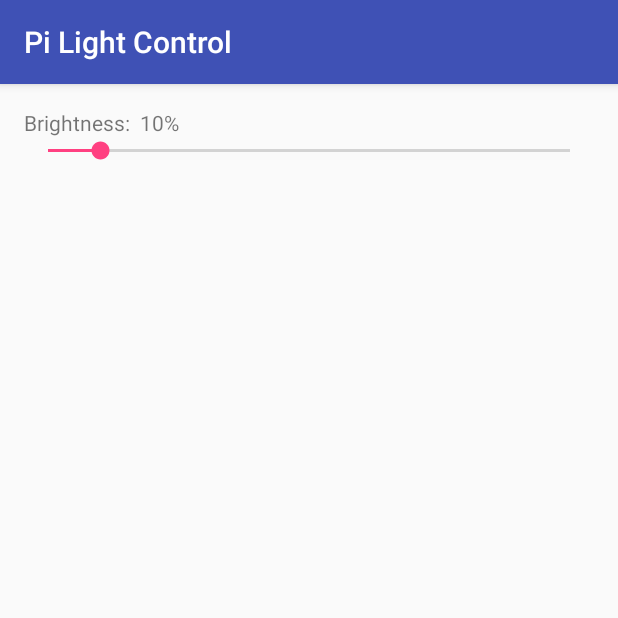
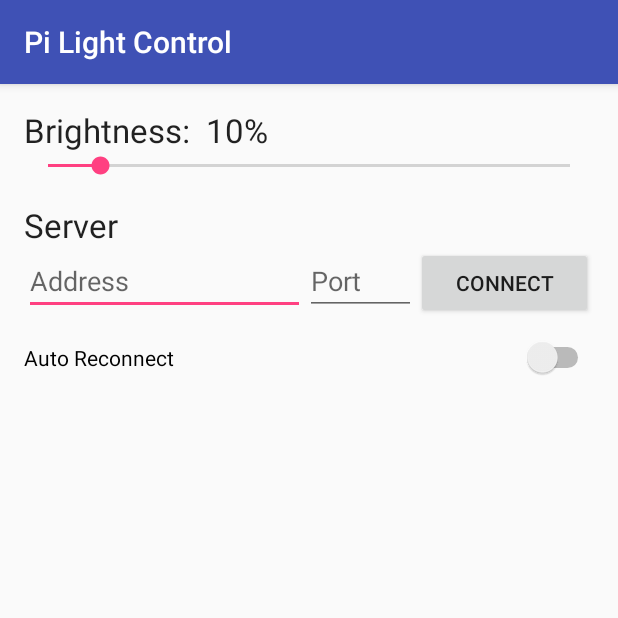
Before and after one commit to matthewlh/PiLightControl, an Android app: the screen it shows after launch (MainActivity), on a phone screen of 412 x 824 dp, the top half of it. Run offline under Robolectric (Android 15) with nearby library versions, the phone set to English and light mode, and no system bars.

Commit message:
Added basic server connection stuff to GUI.

```diff
--- a/app/src/main/java/matthew/pilightcontrol/MainActivity.java
+++ b/app/src/main/java/matthew/pilightcontrol/MainActivity.java
@@ -2,6 +2,9 @@ package matthew.pilightcontrol;
 
 import android.support.v7.app.AppCompatActivity;
 import android.os.Bundle;
+import android.view.View;
+import android.widget.Button;
+import android.widget.EditText;
 import android.widget.SeekBar;
 import android.widget.TextView;
 import android.widget.Toast;
@@ -12,14 +15,24 @@ public class MainActivity extends AppCompatActivity {
     private TextView brightnessTextView;
     private SeekBar brightnessSeekBar;
 
+    private EditText addressEditText;
+    private EditText portEditText;
+    private Button connectButton;
+    private boolean connected;
+
     @Override
     protected void onCreate(Bundle savedInstanceState) {
         super.onCreate(savedInstanceState);
         setContentView(R.layout.activity_main);
 
         //init variables
-        brightnessTextView = (TextView) findViewById(R.id.brightnessTextView);
-        brightnessSeekBar = (SeekBar) findViewById(R.id.brightnessSeekBar);
+        brightnessTextView  = (TextView) findViewById(R.id.brightnessTextView);
+        brightnessSeekBar   = (SeekBar)  findViewById(R.id.brightnessSeekBar);
+        addressEditText     = (EditText) findViewById(R.id.addressEditText);
+        portEditText        = (EditText) findViewById(R.id.portEditText);
+
+        connectButton = (Button) findViewById(R.id.connectButton);
+        connected = false;
 
         updateBrightnessTextView();
 
@@ -39,6 +52,25 @@ public class MainActivity extends AppCompatActivity {
 
     }
 
+    // respond to click event on connectButton
+    public void connectButtonOnClick(View view)
+    {
+        // respond to button press
+        connected = !connected;
+
+        // update button text and address fields
+        if(connected) {
+            connectButton.setText(R.string.Disconnect);
+            addressEditText.setEnabled(false);
+            portEditText.setEnabled(false);
+        }
+        else {
+            connectButton.setText(R.string.Connect);
+            addressEditText.setEnabled(true);
+            portEditText.setEnabled(true);
+        }
+    }
+
     // update the brightnessTextView based on brightnessSeekBar's value
     protected void updateBrightnessTextView()
     {
--- a/app/src/main/res/layout/activity_main.xml
+++ b/app/src/main/res/layout/activity_main.xml
@@ -14,7 +14,8 @@
         android:id="@+id/brightnessTextView"
         android:layout_width="match_parent"
         android:layout_height="wrap_content"
-        android:text="New Text"/>
+        android:textAppearance="?android:attr/textAppearanceLarge"
+        android:text="@string/Brightness"/>
 
     <SeekBar
         android:id="@+id/brightnessSeekBar"
@@ -25,5 +26,53 @@
         android:progress="10"
         android:max="100" />
 
+    <TextView
+        android:layout_width="wrap_content"
+        android:layout_height="wrap_content"
+        android:textAppearance="?android:attr/textAppearanceLarge"
+        android:text="@string/Server"
+        android:id="@+id/serverTextView" />
+
+    <LinearLayout
+        android:orientation="horizontal"
+        android:layout_width="match_parent"
+        android:layout_height="wrap_content">
+
+        <EditText
+            android:id="@+id/addressEditText"
+            android:layout_width="0dp"
+            android:layout_height="wrap_content"
+            android:inputType="textUri"
+            android:ems="10"
+            android:layout_weight="1.9"
+            android:hint="@string/Address"/>
+
+        <EditText
+            android:id="@+id/portEditText"
+            android:layout_width="0dp"
+            android:layout_height="wrap_content"
+            android:inputType="number"
+            android:ems="10"
+            android:layout_weight="0.75"
+            android:hint="@string/Port" />
+
+        <Button
+            android:layout_width="0dp"
+            android:layout_height="wrap_content"
+            android:text="@string/Connect"
+            android:layout_weight="1.2"
+            android:onClick="connectButtonOnClick"
+            android:id="@+id/connectButton" />
+
+    </LinearLayout>
+
+    <Switch
+        android:layout_width="match_parent"
+        android:layout_height="wrap_content"
+        android:text="Auto Reconnect"
+        android:paddingTop="@dimen/activity_vertical_margin"
+        android:paddingBottom="@dimen/activity_vertical_margin"
+        android:id="@+id/switch1" />
+
 
 </LinearLayout>
--- a/app/src/main/res/values/strings.xml
+++ b/app/src/main/res/values/strings.xml
@@ -1,3 +1,9 @@
 <resources>
     <string name="app_name">Pi Light Control</string>
+    <string name="Connect">Connect</string>
+    <string name="Disconnect">Disconnect</string>
+    <string name="Address">Address</string>
+    <string name="Port">Port</string>
+    <string name="Brightness">Brightness</string>
+    <string name="Server">Server</string>
 </resources>
```
